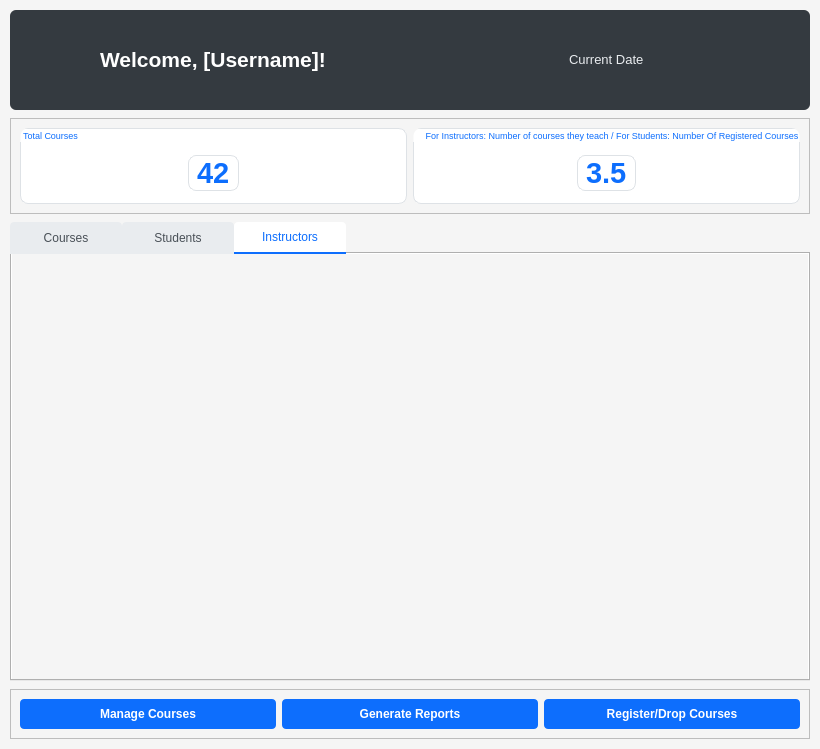
Qt form UCRS/dashboard.ui (OMarey1/University-Course-Registration-System) before a commit.
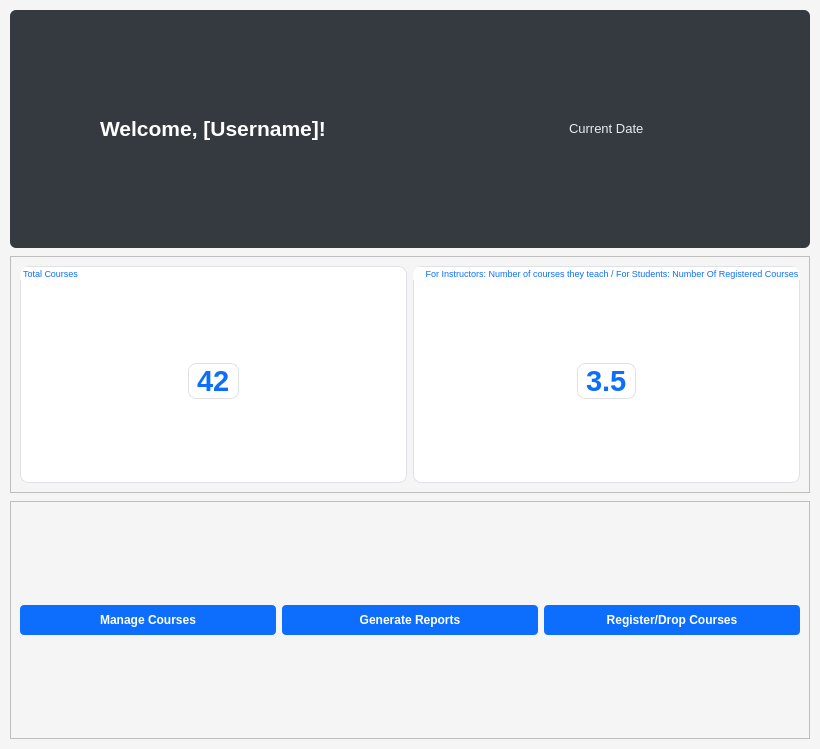
The same form after that commit.

```diff
--- a/UCRS/dashboard.ui
+++ b/UCRS/dashboard.ui
@@ -198,79 +198,6 @@
      </layout>
     </widget>
    </item>
-   <item>
-    <widget class="QTabWidget" name="tabWidget">
-     <property name="styleSheet">
-      <string notr="true">QTabBar::tab {
-    background-color: #e9ecef;
-    color: #495057;
-    border-top-left-radius: 4px;
-    border-top-right-radius: 4px;
-    padding: 8px 16px;
-    min-width: 80px;
-}
-QTabBar::tab:selected {
-    background-color: white;
-    border-bottom: 2px solid #0d6efd;
-    color: #0d6efd;
-}</string>
-     </property>
-     <property name="currentIndex">
-      <number>2</number>
-     </property>
-     <widget class="QWidget" name="tab_1">
-      <attribute name="title">
-       <string>Courses</string>
-      </attribute>
-      <layout class="QVBoxLayout" name="verticalLayout_4">
-       <item>
-        <widget class="QTableView" name="coursesTableView">
-         <property name="styleSheet">
-          <string notr="true">border: none; gridline-color: #dee2e6; selection-background-color: #e7f5ff;</string>
-         </property>
-         <property name="alternatingRowColors">
-          <bool>true</bool>
-         </property>
-        </widget>
-       </item>
-      </layout>
-     </widget>
-     <widget class="QWidget" name="tab_2">
-      <attribute name="title">
-       <string>Students</string>
-      </attribute>
-      <layout class="QVBoxLayout" name="verticalLayout_5">
-       <item>
-        <widget class="QTableView" name="studentsTableView">
-         <property name="styleSheet">
-          <string notr="true">border: none; gridline-color: #dee2e6; selection-background-color: #e7f5ff;</string>
-         </property>
-         <property name="alternatingRowColors">
-          <bool>true</bool>
-         </property>
-        </widget>
-       </item>
-      </layout>
-     </widget>
-     <widget class="QWidget" name="tab_3">
-      <attribute name="title">
-       <string>Instructors</string>
-      </attribute>
-      <layout class="QVBoxLayout" name="verticalLayout_6">
-       <item>
-        <widget class="QTableView" name="instructorsTableView">
-         <property name="styleSheet">
-          <string notr="true">border: none; gridline-color: #dee2e6; selection-background-color: #e7f5ff;</string>
-         </property>
-         <property name="alternatingRowColors">
-          <bool>true</bool>
-         </property>
-        </widget>
-       </item>
-      </layout>
-     </widget>
-    </widget>
-   </item>
    <item>
     <widget class="QFrame" name="actionsFrame">
      <property name="frameShape">
```
